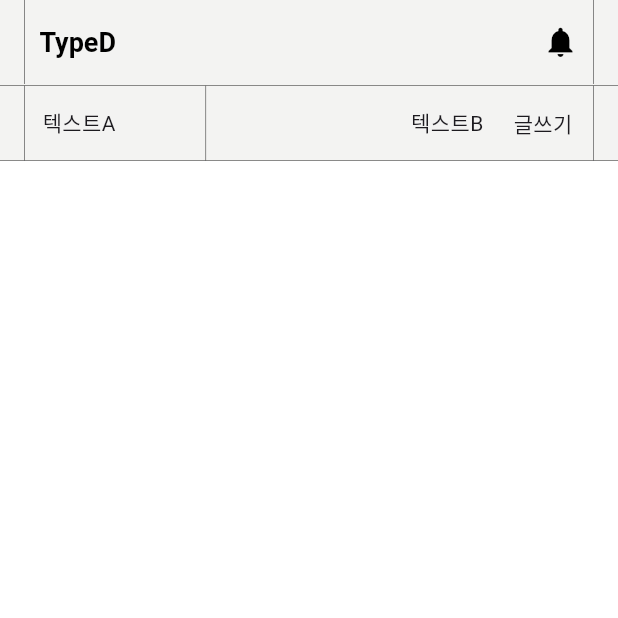
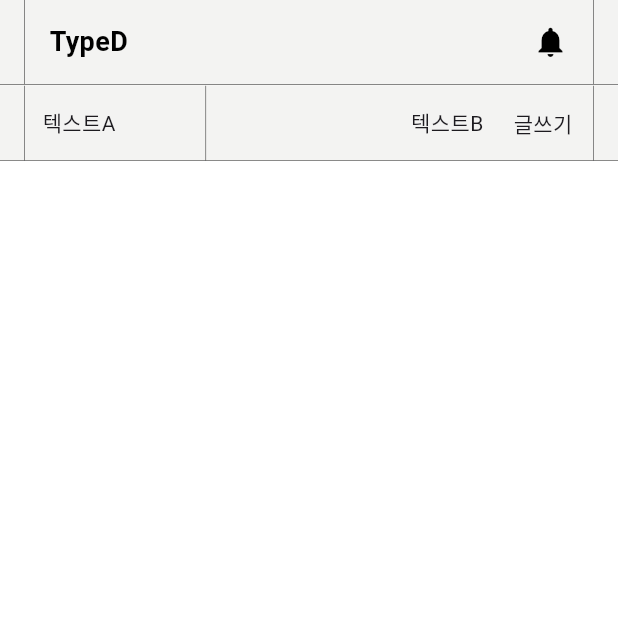
Before and after one commit to genericTypeD/TypeD-Frontend, a Flutter app: the screen it shows after launch, on a phone screen of 412 x 824 dp, the top half of it. Run offline on Flutter 3.47's test engine with Material 3 defaults, Android fonts, the phone set to English and light mode, and no system bars; project files that could hold a hidden picture were left out.

Commit message:
feat: 앱 바 디자인

```diff
--- a/lib/common/layout/default_layout.dart
+++ b/lib/common/layout/default_layout.dart
@@ -37,21 +37,24 @@ class DefaultLayout extends StatelessWidget {
       foregroundColor: Colors.black,
       elevation: 0,
       titleSpacing: 0,
-      title: Row(
+      leadingWidth: 120.0, // Leading 영역 확장
+      leading: Row(
         children: [
-          const SizedBox(width: 16.0),
-          Container(
-            width: 0.3,
-            height: kToolbarHeight,
+          const SizedBox(width: 16.0), // 좌측 패딩
+          VerticalDivider(
+            thickness: 0.3,
+            width: 1.0,
             color: Colors.black,
           ),
-          GestureDetector(
-            onTap: () {},
-            child: Padding(
-              padding: const EdgeInsets.all(10.0),
-              child: Text(
+          Padding(
+            padding: const EdgeInsets.only(left: 16.0), // 구분선과 텍스트 간격
+            child: GestureDetector(
+              onTap: () {
+                // TypeD 클릭 동작
+              },
+              child: const Text(
                 'TypeD',
-                style: const TextStyle(
+                style: TextStyle(
                   fontSize: 18,
                   fontWeight: FontWeight.bold,
                   color: Colors.black,
@@ -59,12 +62,16 @@ class DefaultLayout extends StatelessWidget {
               ),
             ),
           ),
-          const Spacer(),
+        ],
+      ),
+      actions: [
+        Row(
+          children: [
             Padding(
-            padding: const EdgeInsets.all(10.0),
+              padding: const EdgeInsets.only(right: 16.0), // 아이콘 우측 간격
               child: GestureDetector(
                 onTap: () {
-                // 알림 버튼 동작 추가
+                  // 알림 아이콘 클릭 동작
                 },
                 child: const Icon(
                   Icons.notifications,
@@ -72,19 +79,21 @@ class DefaultLayout extends StatelessWidget {
                 ),
               ),
             ),
-          Container(
-            width: 0.3,
-            height: kToolbarHeight,
-            color: Colors.black,
+            VerticalDivider(
+              thickness: 0.3,
+              width: 1.0,
+              color: Colors.black, // 수직 구분선
             ),
             const SizedBox(width: 16.0),
           ],
         ),
+      ],
       bottom: PreferredSize(
-        preferredSize: const Size.fromHeight(1.0), // 구분선 높이
-        child: Container(
-          color: Colors.black, // 구분선 색상
-          height: 0.3, // 구분선 두께
+        preferredSize: const Size.fromHeight(1.0),
+        child: Divider(
+          height: 1.0,
+          thickness: 0.3,
+          color: Colors.black, // 수평 구분선
         ),
       ),
     );
```
Lines whose indentation alone changed are shown as unchanged.
